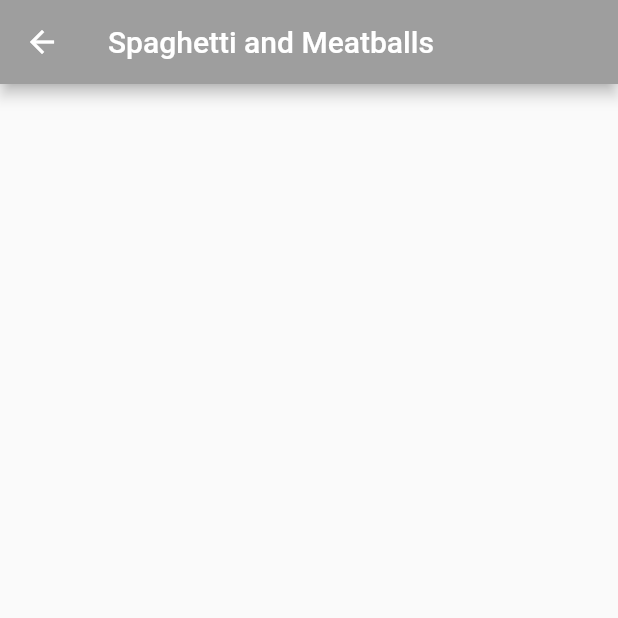
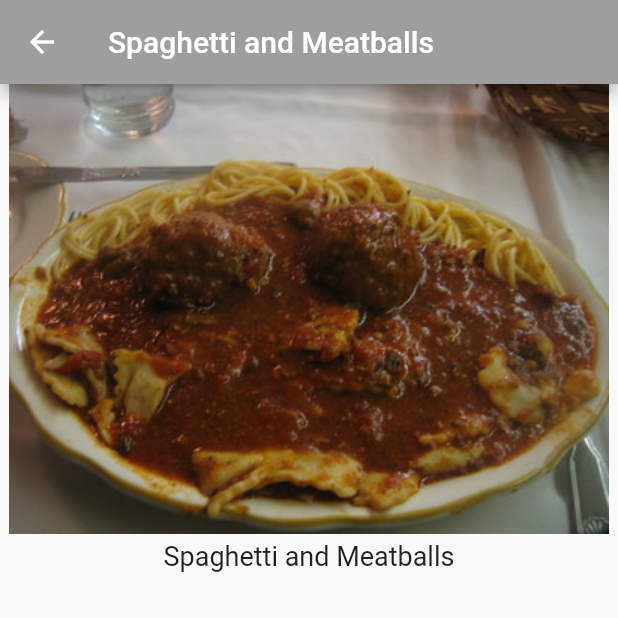
Before and after one commit to GreatGrant/Recipes, a Flutter app: the screen it shows after launch, after a tap on "Spaghetti and Meatballs", on a phone screen of 412 x 824 dp, the top half of it. Run offline on Flutter 3.47's test engine with Material 2 defaults, Android fonts, the phone set to English and light mode, and no system bars.

```diff
--- a/lib/recipe_detail.dart
+++ b/lib/recipe_detail.dart
@@ -25,7 +25,26 @@ class _RecipeDetailState extends State<RecipeDetail>{
       ),
       body: SafeArea(
         // Todo() change container
-        child: Container(),
+        child: Column(
+          children: [
+            SizedBox(
+              height: 300,
+              width: double.infinity,
+              child: Image(
+                image: AssetImage(widget.recipe.imageUrl),
+              ),
+            ),
+            const SizedBox(
+              height: 4,
+            ),
+            Text(
+                widget.recipe.label,
+              style: const TextStyle(fontSize: 18)
+            )
+            // TODO: Add Expanded
+            // TODO: Add Slider() here
+          ],
+        ),
       ),
     );
   }
```
